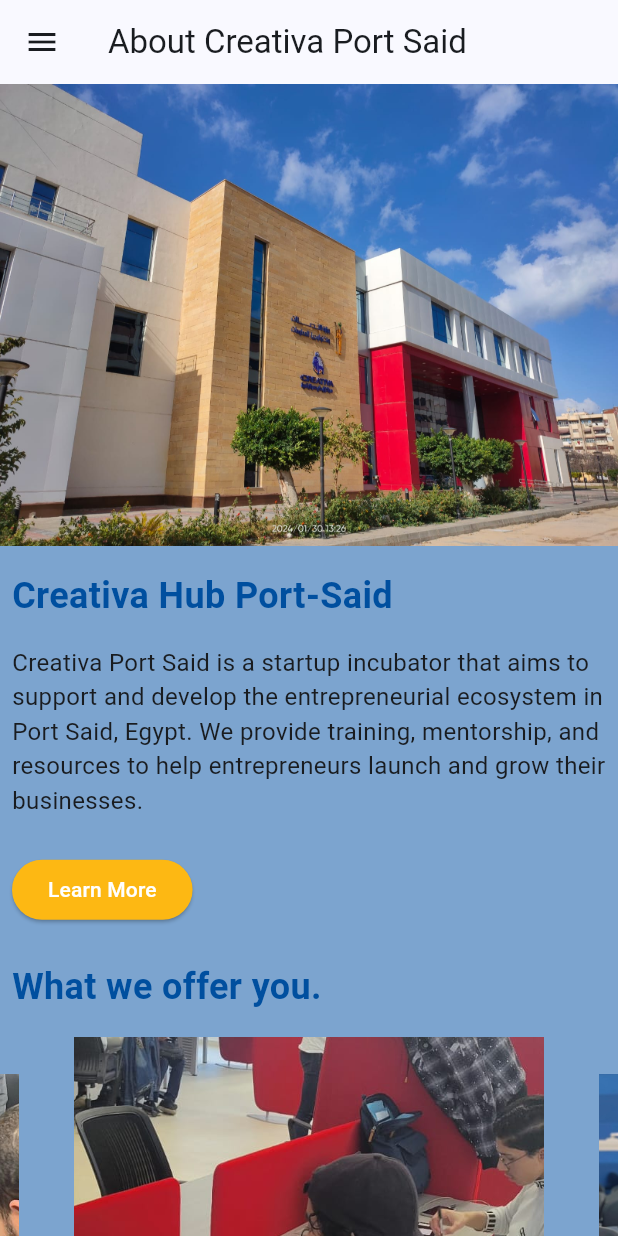
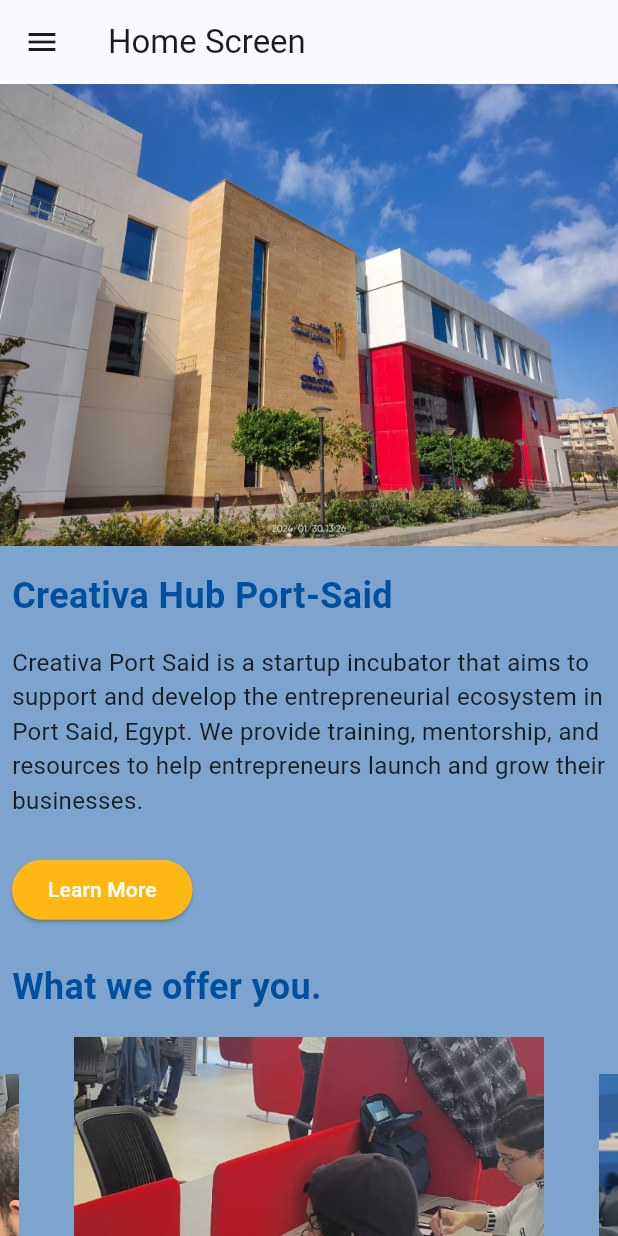
Before and after one commit to OmarSanad3/creativa-port-said-flutter-app, a Flutter app: the screen it shows after launch, on a phone screen of 412 x 824 dp. Run offline on Flutter 3.47's test engine with Material 3 defaults, Android fonts, the light colour scheme and no system bars; drawn by our look-alikes of carousel_slider; our stand-ins replace cloud_firestore, firebase_auth, firebase_core, font_awesome_flutter; missing offline and left inert: qr_code_scanner; accounts and stored records are empty.

Commit message:
Renamed the about creative page to home Screen

```diff
--- a/lib/widgets/home_screen.dart
+++ b/lib/widgets/home_screen.dart
@@ -77,7 +77,7 @@
 
   final List<CustomListItem> _screens = [
     CustomListItem(
-      title: "About Creativa Port Said",
+      title: "Home Screen",
       icon: Icons.info_rounded,
       screen: const AboutCreativaScreen(),
     ),
```
